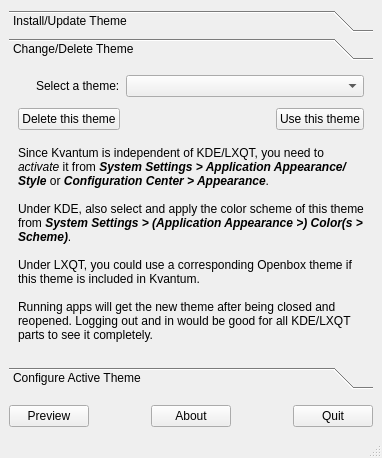
Old version of the form Kvantum/kvantummanager/kvantummanager.ui in the repository tsujan/Kvantum.
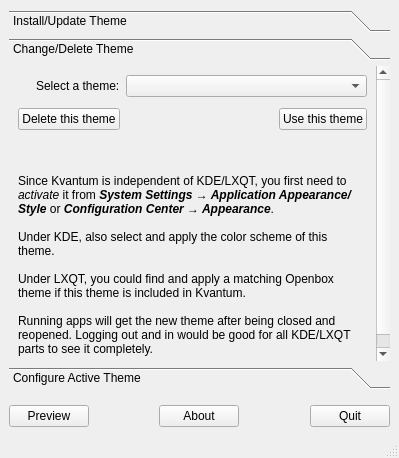
New version of the form. The open tabs and pages were chosen to show the change. Icons and pictures are not drawn.

What changed in the file:
```diff
--- a/Kvantum/kvantummanager/kvantummanager.ui
+++ b/Kvantum/kvantummanager/kvantummanager.ui
@@ -157,7 +157,7 @@
         <item row="4" column="0" colspan="2">
          <widget class="QLabel" name="usageLabel">
           <property name="text">
-           <string>Since Kvantum is independent of KDE/LXQT, you need to &lt;i&gt;activate&lt;/i&gt; it from &lt;b&gt;&lt;i&gt;System Settings &gt; Application Appearance/Style&lt;/i&gt;&lt;/b&gt; or &lt;i&gt;&lt;b&gt;Configuration Center &gt; Appearance&lt;/i&gt;&lt;/b&gt;.&lt;br&gt;&lt;br&gt;Under KDE, also select and apply the color scheme of this theme from &lt;b&gt;&lt;i&gt;System Settings &gt; (Application Appearance &gt;) Color(s &gt; Scheme)&lt;/i&gt;&lt;/b&gt;.&lt;br&gt;&lt;br&gt;Under LXQT, you could use a corresponding Openbox theme if this theme is included in Kvantum.&lt;br&gt;&lt;br&gt;Running apps will get the new theme after being closed and reopened. Logging out and in would be good for all KDE/LXQT parts to see it completely.</string>
+           <string>&lt;br&gt;&lt;br&gt;Since Kvantum is independent of KDE/LXQT, you first need to &lt;i&gt;activate&lt;/i&gt; it from &lt;b&gt;&lt;i&gt;System Settings → Application Appearance/Style&lt;/i&gt;&lt;/b&gt; or &lt;i&gt;&lt;b&gt;Configuration Center → Appearance&lt;/i&gt;&lt;/b&gt;.&lt;br&gt;&lt;br&gt;Under KDE, also select and apply the color scheme of this theme.&lt;br&gt;&lt;br&gt;Under LXQT, you could find and apply a matching Openbox theme if this theme is included in Kvantum.&lt;br&gt;&lt;br&gt;Running apps will get the new theme after being closed and reopened. Logging out and in would be good for all KDE/LXQT parts to see it completely.</string>
           </property>
           <property name="textFormat">
            <enum>Qt::RichText</enum>
```
